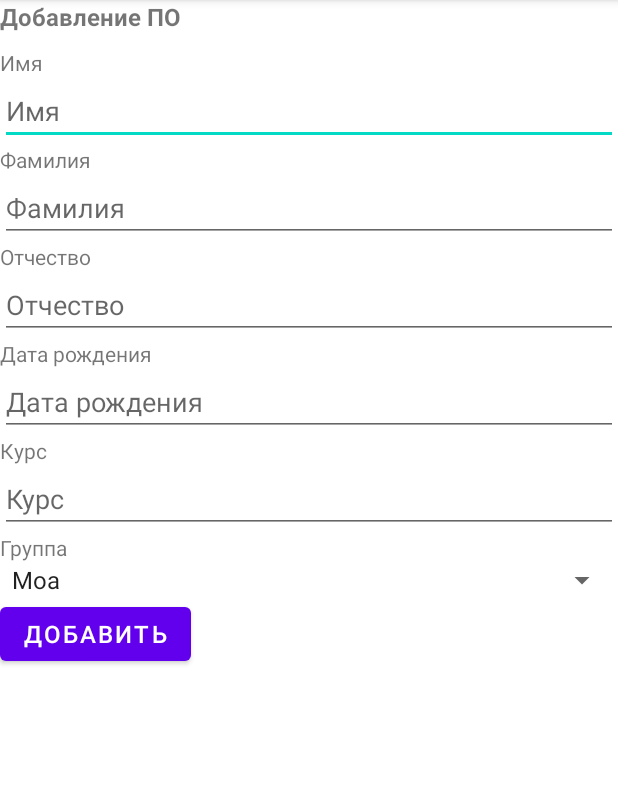
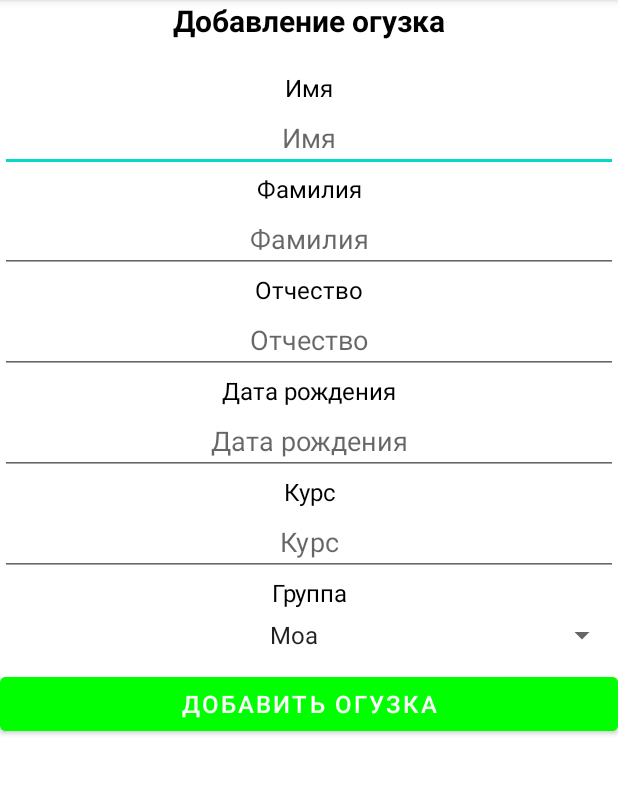
Before and after one commit to riikiti/lab9_Android, an Android app: the screen it shows after launch (SoftwareActivity), after a tap on "ДОБАВИТЬ ЗАПИСЬ", on a phone screen of 412 x 824 dp, the part 84-878 px from its top. Run offline under Robolectric (Android 15) with nearby library versions, the phone set to English and light mode, and no system bars.

Commit message:
cosmetic1

```diff
--- a/app/src/main/java/com/example/lab9/Activity/SoftwareActivity.java
+++ b/app/src/main/java/com/example/lab9/Activity/SoftwareActivity.java
@@ -52,14 +52,14 @@ public class SoftwareActivity extends AppCompatActivity {
 
             isNewObject = arguments.getBoolean("isNewObject");
             if (isNewObject) {
-                label.setText("Добавление ПО");
-                editBtn.setText("Добавить");
+                label.setText("Добавление огузка");
+                editBtn.setText("Добавить огузка");
                 Button deleteBtn = findViewById(R.id.deleteSoftware);
                 deleteBtn.setVisibility(View.GONE);
             }
             else {
-                label.setText("Редактирование ПО");
-                editBtn.setText("Редактировать");
+                label.setText("Редактирование информации о огузке");
+                editBtn.setText("Редактировать огузка");
 
                 software = (Software) arguments.getSerializable(Software.class.getSimpleName());
                 editName.setText(software.getName());
@@ -67,7 +67,6 @@ public class SoftwareActivity extends AppCompatActivity {
                 editCost.setText(String.format("%s", software.getDate()));
                 //editVersion.setText(String.format("%s", software.getGroupe()));
                 editDate.setText(software.getDevelopmentDate());
-                editSubcategory.setText(software.getSubcategory());
                 editSecondName.setText(software.getSecondName());
             }
         }
@@ -112,15 +111,6 @@ public class SoftwareActivity extends AppCompatActivity {
         String date = editDate.getText().toString();
         String subcategory = dropdownList.getSelectedItem().toString();
 
-        if (name.trim().length() < 1) {
-            Toast.makeText(this, "Введите название ПО!", Toast.LENGTH_SHORT).show();
-            return;
-        }
-
-        if (subcategory.trim().length() < 1) {
-            Toast.makeText(this, "Введите название подкатегории!", Toast.LENGTH_SHORT).show();
-            return;
-        }
 
         SQLiteDatabase db = getBaseContext().openOrCreateDatabase("Softwares.db", MODE_PRIVATE, null);
         String query = "SELECT _id FROM Subcategory WHERE name = '" + subcategory + "';";
--- a/app/src/main/res/layout/activity_software.xml
+++ b/app/src/main/res/layout/activity_software.xml
@@ -19,35 +19,45 @@
 
             <TextView
                 android:id="@+id/softwareLabel"
-                android:layout_width="wrap_content"
+                android:layout_width="match_parent"
                 android:layout_height="wrap_content"
-                android:layout_marginBottom="10dp"
-                android:text="Добавление/редактирование студентов"
-                android:textSize="@dimen/text_size"
+                android:layout_marginBottom="20dp"
+                android:text="Добавление/редактирование студентов(огузков)"
+                android:textAlignment="center"
+                android:textColor="#000000"
+                android:textSize="20sp"
                 android:textStyle="bold" />
 
             <TextView
                 android:layout_width="match_parent"
                 android:layout_height="match_parent"
                 android:labelFor="@+id/edit_object_name"
-                android:text="Имя" />
+                android:text="Имя"
+                android:textAlignment="center"
+                android:textColor="#000000"
+                android:textSize="16sp" />
 
             <EditText
                 android:id="@+id/edit_object_name"
                 android:layout_width="match_parent"
                 android:layout_height="wrap_content"
+                android:textAlignment="center"
                 android:hint="Имя" />
 
             <TextView
                 android:layout_width="match_parent"
                 android:layout_height="match_parent"
                 android:labelFor="@+id/edit_object_description"
-                android:text="Фамилия" />
+                android:text="Фамилия"
+                android:textColor="#000000"
+                android:textAlignment="center"
+                android:textSize="16sp"/>
 
             <EditText
                 android:id="@+id/edit_object_description"
                 android:layout_width="match_parent"
                 android:layout_height="wrap_content"
+                android:textAlignment="center"
                 android:hint="Фамилия" />
 
             <TextView
@@ -55,65 +65,89 @@
                 android:layout_width="match_parent"
                 android:layout_height="match_parent"
                 android:labelFor="@+id/edit_object_subcategory"
-                android:text="Отчество" />
+                android:text="Отчество"
+                android:textColor="#000000"
+                android:textAlignment="center"
+                android:textSize="16sp"/>
 
             <EditText
                 android:id="@+id/edit_object_secondName"
                 android:layout_width="match_parent"
                 android:layout_height="wrap_content"
-                android:hint="Отчество" />
+                android:hint="Отчество"
+                android:textAlignment="center" />
 
             <TextView
                 android:layout_width="match_parent"
                 android:layout_height="match_parent"
                 android:labelFor="@+id/edit_object_date"
-                android:text="Дата рождения" />
+                android:text="Дата рождения"
+                android:textColor="#000000"
+                android:textAlignment="center"
+                android:textSize="16sp"/>
 
             <EditText
                 android:id="@+id/edit_object_date"
                 android:layout_width="match_parent"
                 android:layout_height="wrap_content"
                 android:hint="Дата рождения"
+                android:textAlignment="center"
                 android:inputType="date" />
 
             <TextView
                 android:layout_width="match_parent"
                 android:layout_height="match_parent"
                 android:labelFor="@+id/edit_object_cost"
-                android:text="Курс" />
+                android:text="Курс"
+                android:textColor="#000000"
+                android:textAlignment="center"
+
+                android:textSize="16sp"/>
 
             <EditText
                 android:id="@+id/edit_object_cost"
                 android:layout_width="match_parent"
                 android:layout_height="wrap_content"
                 android:hint="Курс"
-                android:inputType="numberDecimal" />
+                android:inputType="numberDecimal"
+                android:textAlignment="center"
+                />
 
             <TextView
                 android:layout_width="match_parent"
                 android:layout_height="match_parent"
                 android:labelFor="@+id/edit_object_subcategory"
-                android:text="Группа" />
+                android:text="Группа"
+                android:textColor="#000000"
+                android:layout_marginBottom="5dp"
+                android:textAlignment="center"
+                android:textSize="16sp"/>
 
             <Spinner
                 android:id="@+id/spinner2"
                 android:layout_width="match_parent"
-                android:layout_height="wrap_content" />
+                android:layout_height="wrap_content"
+                android:paddingLeft="172dp"/>
 
             <Button
                 android:id="@+id/editSoftware"
-                android:layout_width="wrap_content"
+                android:layout_width="match_parent"
                 android:layout_height="wrap_content"
+                android:layout_marginTop="10dp"
+                android:backgroundTint="#00FF00"
                 android:onClick="addOrEdit"
                 android:text="Редактировать/добавить"
+
                 android:textSize="@dimen/text_size" />
 
             <Button
                 android:id="@+id/deleteSoftware"
-                android:layout_width="wrap_content"
+                android:layout_width="match_parent"
                 android:layout_height="wrap_content"
+                android:layout_marginTop="10dp"
+                android:backgroundTint="#FF0000"
                 android:onClick="deleteSoftware"
-                android:text="Удалить"
+                android:text="Исключить Огузка"
                 android:textSize="@dimen/text_size" />
 
         </LinearLayout>
```
Also changed, not shown: app/src/main/java/com/example/lab9/Activity/CategoryActivity.java (+4 -4 lines), app/src/main/java/com/example/lab9/Activity/SubcategoryActivity.java (+4 -4 lines), app/src/main/res/layout/activity_category.xml (+21 -7 lines), app/src/main/res/layout/activity_subcategory.xml (+26 -11 lines).
